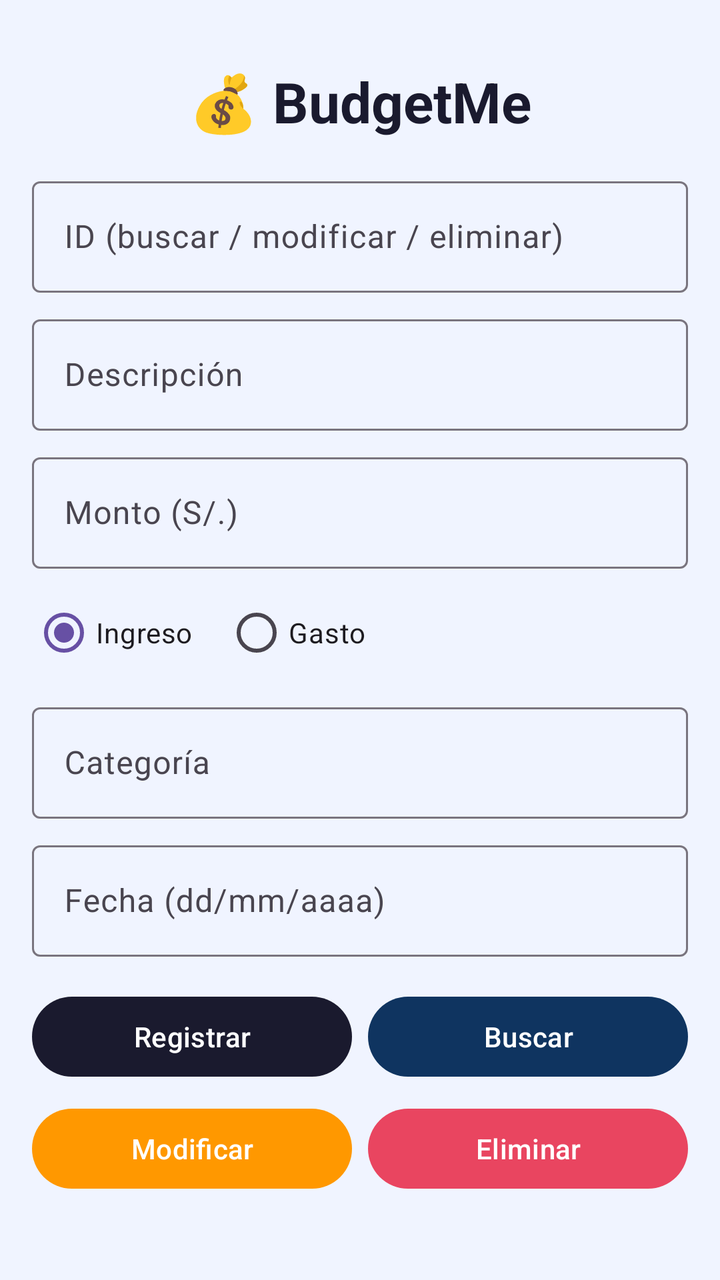
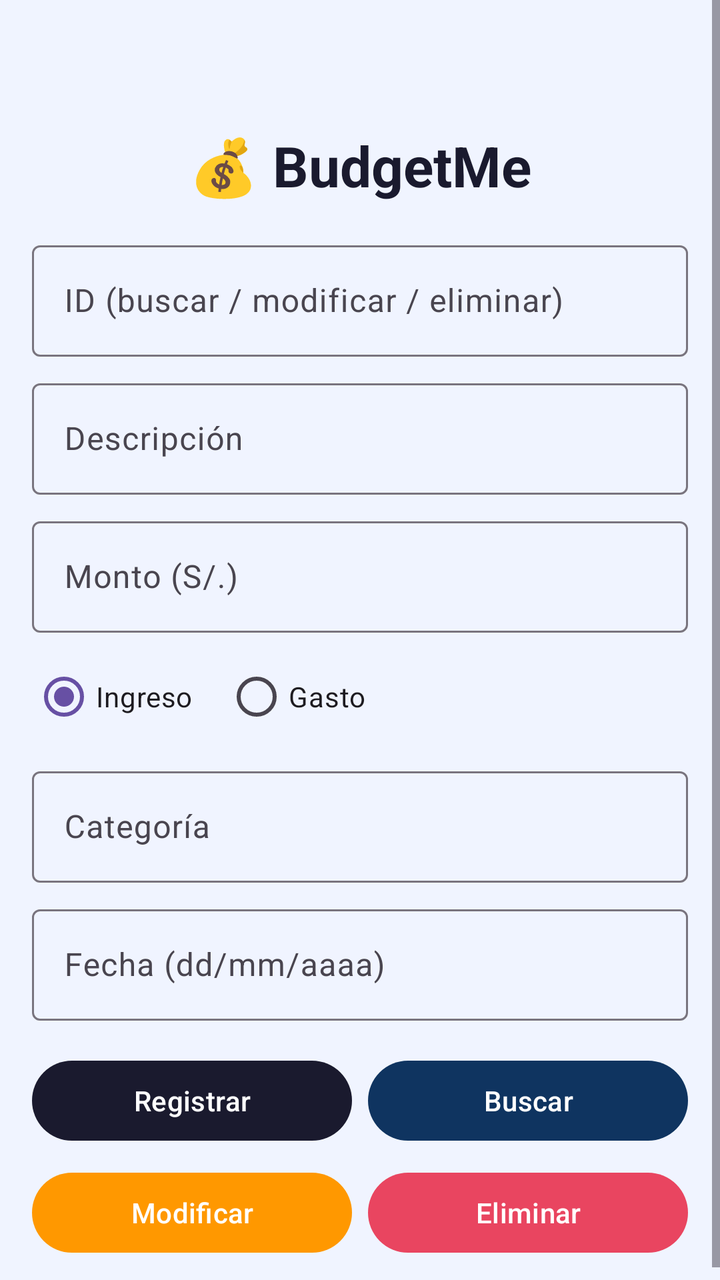

The first picture is an Android layout as it rendered before a commit; the second is the same layout after the commit. The layout source and the unified diff follow.
<!-- AndroidManifest.xml: application theme Theme.BudgetMe -->
<!-- res/layout/activity_main.xml -->
<?xml version="1.0" encoding="utf-8"?>
<ScrollView
    xmlns:android="http://schemas.android.com/apk/res/android"
    xmlns:app="http://schemas.android.com/apk/res-auto"
    android:layout_width="match_parent"
    android:layout_height="match_parent"
    android:background="#F0F4FF">

    <LinearLayout
        android:layout_width="match_parent"
        android:layout_height="wrap_content"
        android:orientation="vertical"
        android:padding="16dp">

        
        <TextView
            android:layout_width="match_parent"
            android:layout_height="wrap_content"
            android:text="💰 BudgetMe"
            android:textSize="28sp"
            android:textStyle="bold"
            android:textColor="#1A1A2E"
            android:gravity="center"
            android:paddingTop="16dp"
            android:paddingBottom="16dp"/>

        
        <com.google.android.material.textfield.TextInputLayout
            style="@style/Widget.Material3.TextInputLayout.OutlinedBox"
            android:layout_width="match_parent"
            android:layout_height="wrap_content"
            android:hint="ID (buscar / modificar / eliminar)"
            android:layout_marginBottom="8dp">
            <com.google.android.material.textfield.TextInputEditText
                android:id="@+id/txtId"
                android:layout_width="match_parent"
                android:layout_height="wrap_content"
                android:inputType="number"/>
        </com.google.android.material.textfield.TextInputLayout>

        
        <com.google.android.material.textfield.TextInputLayout
            style="@style/Widget.Material3.TextInputLayout.OutlinedBox"
            android:layout_width="match_parent"
            android:layout_height="wrap_content"
            android:hint="Descripción"
            android:layout_marginBottom="8dp">
            <com.google.android.material.textfield.TextInputEditText
                android:id="@+id/txtDescripcion"
                android:layout_width="match_parent"
                android:layout_height="wrap_content"/>
        </com.google.android.material.textfield.TextInputLayout>

        
        <com.google.android.material.textfield.TextInputLayout
            style="@style/Widget.Material3.TextInputLayout.OutlinedBox"
            android:layout_width="match_parent"
            android:layout_height="wrap_content"
            android:hint="Monto (S/.)"
            android:layout_marginBottom="8dp">
            <com.google.android.material.textfield.TextInputEditText
                android:id="@+id/txtMonto"
                android:layout_width="match_parent"
                android:layout_height="wrap_content"
                android:inputType="numberDecimal"/>
        </com.google.android.material.textfield.TextInputLayout>

        
        <RadioGroup
            android:id="@+id/rgTipo"
            android:layout_width="match_parent"
            android:layout_height="wrap_content"
            android:orientation="horizontal"
            android:layout_marginBottom="8dp">
            <com.google.android.material.radiobutton.MaterialRadioButton
                android:id="@+id/rbIngreso"
                android:layout_width="wrap_content"
                android:layout_height="wrap_content"
                android:text="Ingreso"
                android:checked="true"/>
            <com.google.android.material.radiobutton.MaterialRadioButton
                android:id="@+id/rbGasto"
                android:layout_width="wrap_content"
                android:layout_height="wrap_content"
                android:text="Gasto"
                android:layout_marginStart="16dp"/>
        </RadioGroup>

        
        <com.google.android.material.textfield.TextInputLayout
            style="@style/Widget.Material3.TextInputLayout.OutlinedBox"
            android:layout_width="match_parent"
            android:layout_height="wrap_content"
            android:hint="Categoría"
            android:layout_marginBottom="8dp">
            <com.google.android.material.textfield.TextInputEditText
                android:id="@+id/txtCategoria"
                android:layout_width="match_parent"
                android:layout_height="wrap_content"/>
        </com.google.android.material.textfield.TextInputLayout>

        
        <com.google.android.material.textfield.TextInputLayout
            style="@style/Widget.Material3.TextInputLayout.OutlinedBox"
            android:layout_width="match_parent"
            android:layout_height="wrap_content"
            android:hint="Fecha (dd/mm/aaaa)"
            android:layout_marginBottom="16dp">
            <com.google.android.material.textfield.TextInputEditText
                android:id="@+id/txtFecha"
                android:layout_width="match_parent"
                android:layout_height="wrap_content"/>
        </com.google.android.material.textfield.TextInputLayout>

        
        <LinearLayout
            android:layout_width="match_parent"
            android:layout_height="wrap_content"
            android:orientation="horizontal"
            android:layout_marginBottom="8dp">

            <com.google.android.material.button.MaterialButton
                android:id="@+id/btnRegistrar"
                android:layout_width="0dp"
                android:layout_height="wrap_content"
                android:layout_weight="1"
                android:text="Registrar"
                android:layout_marginEnd="4dp"
                app:backgroundTint="#1A1A2E"/>

            <com.google.android.material.button.MaterialButton
                android:id="@+id/btnBuscar"
                android:layout_width="0dp"
                android:layout_height="wrap_content"
                android:layout_weight="1"
                android:text="Buscar"
                android:layout_marginStart="4dp"
                app:backgroundTint="#0F3460"/>
        </LinearLayout>

        
        <LinearLayout
            android:layout_width="match_parent"
            android:layout_height="wrap_content"
            android:orientation="horizontal">

            <com.google.android.material.button.MaterialButton
                android:id="@+id/btnModificar"
                android:layout_width="0dp"
                android:layout_height="wrap_content"
                android:layout_weight="1"
                android:text="Modificar"
                android:layout_marginEnd="4dp"
                app:backgroundTint="#FF9800"/>

            <com.google.android.material.button.MaterialButton
                android:id="@+id/btnEliminar"
                android:layout_width="0dp"
                android:layout_height="wrap_content"
                android:layout_weight="1"
                android:text="Eliminar"
                android:layout_marginStart="4dp"
                app:backgroundTint="#E94560"/>
        </LinearLayout>

    </LinearLayout>
</ScrollView>
<!-- resources referenced by this layout -->
<resources>
  <style name="Theme.BudgetMe" parent="Base.Theme.BudgetMe" />
  <style name="Base.Theme.BudgetMe" parent="Theme.Material3.DayNight.NoActionBar">
          
          
      </style>
</resources>

<!-- the commit's change to res/layout/activity_main.xml (unified diff, before → after) -->
@@ -21,7 +21,7 @@
             android:textStyle="bold"
             android:textColor="#1A1A2E"
             android:gravity="center"
-            android:paddingTop="16dp"
+            android:paddingTop="48dp"
             android:paddingBottom="16dp"/>
 
         
